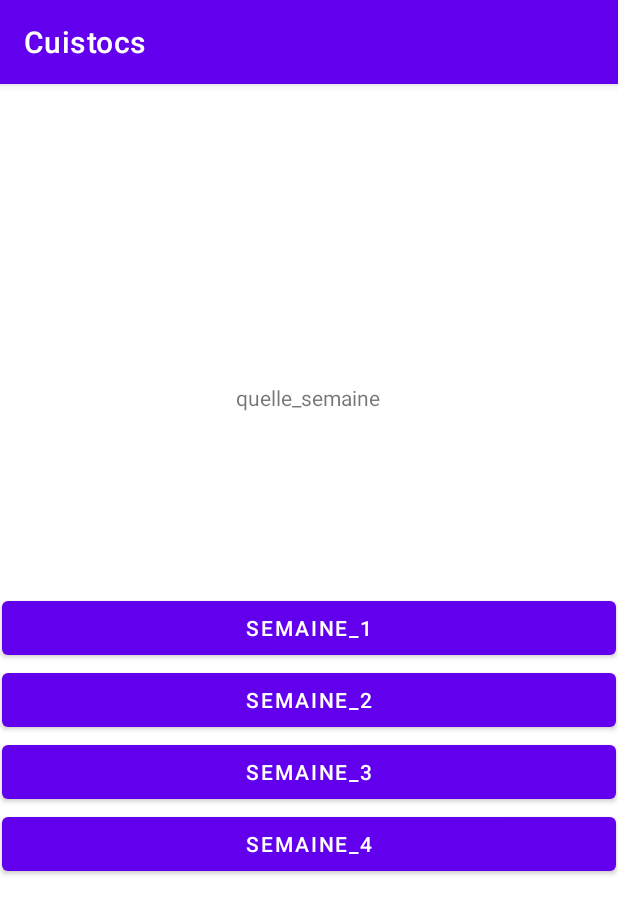
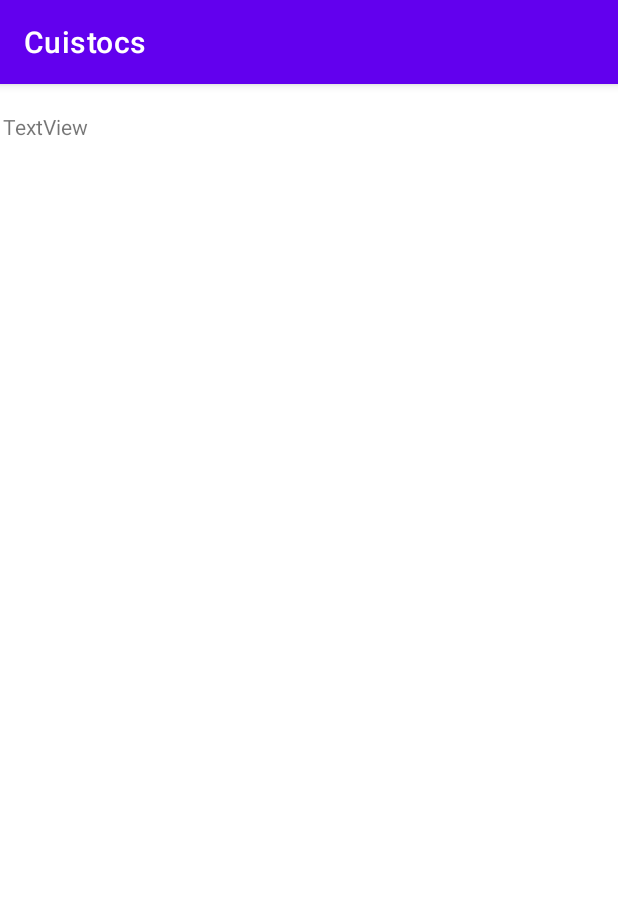
Before and after one commit to carolinelagarde/Cuistocs, an Android app: the SemaineActivity screen opened directly, with no data from a screen before it, after a tap on "SEMAINE_1", on a phone screen of 412 x 824 dp. Shown: the top 914 px of the screen. Run offline under Robolectric (Android 15) with nearby library versions, the phone set to English and light mode, and no system bars.

Commit message:
recette activity choixjours activity lien entre semaine et jour

```diff
--- a/app/src/main/AndroidManifest.xml
+++ b/app/src/main/AndroidManifest.xml
@@ -9,7 +9,9 @@
         android:roundIcon="@mipmap/ic_launcher_round"
         android:supportsRtl="true"
         android:theme="@style/Theme.Cuistocs">
-        <activity android:name=".SemaineActivity"></activity>
+        <activity android:name=".RecetteActivity"></activity>
+        <activity android:name=".ChoixJoursActivity" />
+        <activity android:name=".SemaineActivity" />
         <activity android:name=".AccueilActivity">
             <intent-filter>
                 <action android:name="android.intent.action.MAIN" />
--- /dev/null
+++ b/app/src/main/java/com/example/cuistocs/RecetteActivity.java
@@ -0,0 +1,35 @@
+package com.example.cuistocs;
+
+import androidx.appcompat.app.AppCompatActivity;
+
+import android.os.Bundle;
+
+import android.content.Intent;
+import android.widget.TextView;
+
+
+public class RecetteActivity extends AppCompatActivity {
+
+    int numeroJour;
+    int numeroSemaine;
+    @Override
+    protected void onCreate(Bundle savedInstanceState) {
+        super.onCreate(savedInstanceState);
+        setContentView(R.layout.activity_recette);
+        Intent messagedeChoixJoursActivity = getIntent();
+
+        numeroJour = messagedeChoixJoursActivity.getIntExtra("numero jour", -1); //on recupere l entier nombre de point de l'activité principale
+
+        Intent messagedeSemaineActivity=getIntent() ;
+        numeroSemaine=messagedeSemaineActivity.getIntExtra("indiceSemaine",-1) ;
+
+        String[][] matriceRecette;
+        TextView textViewRecette=findViewById(R.id.textView2);
+
+        //textViewRecette.setText(matriceRecette[numeroSemaine][numeroJour]);
+
+
+
+
+    }
+    }
--- a/app/src/main/java/com/example/cuistocs/SemaineActivity.java
+++ b/app/src/main/java/com/example/cuistocs/SemaineActivity.java
@@ -47,13 +47,13 @@ public class SemaineActivity extends AppCompatActivity {
         }
 
 
-        /*
-        Intent versAvtivitéSemaine = new Intent();
-        versAvtivitéSemaine.setClass(this, RecetteActivity.class);
 
-        versAvtivitéSemaine.putExtra("indiceSemaine", numeroSemaine);
-        startActivity(versAvtivitéSemaine);
-        */
+        Intent versActiviteSemaine = new Intent();
+        versActiviteSemaine.setClass(this, RecetteActivity.class);
+
+        versActiviteSemaine.putExtra("indiceSemaine", numeroSemaine);
+        startActivity(versActiviteSemaine);
+
     }
 
 }
--- /dev/null
+++ b/app/src/main/res/layout/activity_recette.xml
@@ -0,0 +1,23 @@
+<?xml version="1.0" encoding="utf-8"?>
+<androidx.constraintlayout.widget.ConstraintLayout xmlns:android="http://schemas.android.com/apk/res/android"
+    xmlns:app="http://schemas.android.com/apk/res-auto"
+    xmlns:tools="http://schemas.android.com/tools"
+    android:layout_width="match_parent"
+    android:layout_height="match_parent"
+    tools:context=".RecetteActivity">
+
+    <TextView
+        android:id="@+id/textView2"
+        android:layout_width="wrap_content"
+        android:layout_height="wrap_content"
+        android:layout_marginStart="1dp"
+        android:layout_marginLeft="1dp"
+        android:layout_marginEnd="353dp"
+        android:layout_marginRight="353dp"
+        android:layout_marginBottom="712dp"
+        android:text="TextView"
+        app:layout_constraintBottom_toBottomOf="parent"
+        app:layout_constraintEnd_toEndOf="parent"
+        app:layout_constraintStart_toStartOf="parent"
+        app:layout_constraintTop_toTopOf="parent" />
+</androidx.constraintlayout.widget.ConstraintLayout>
```
Also changed, not shown: app/src/main/java/com/example/cuistocs/ChoixJoursActivity.java (added, +54 -0 lines), app/src/main/res/layout/activity_choix_jours.xml (added, +107 -0 lines).
